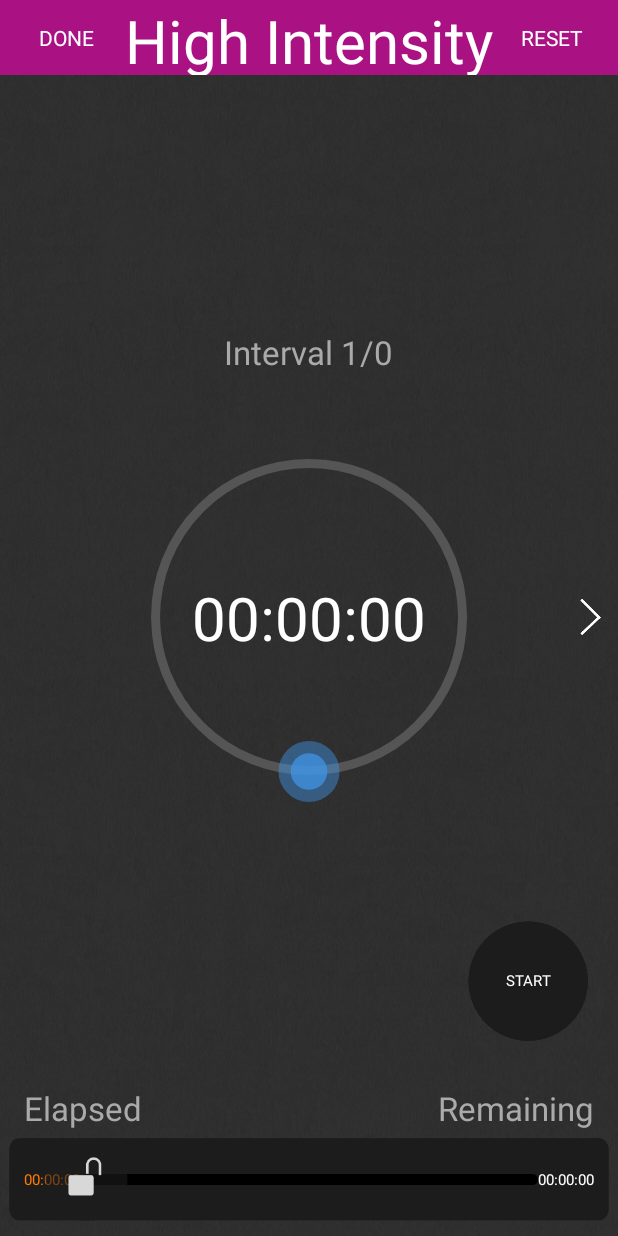
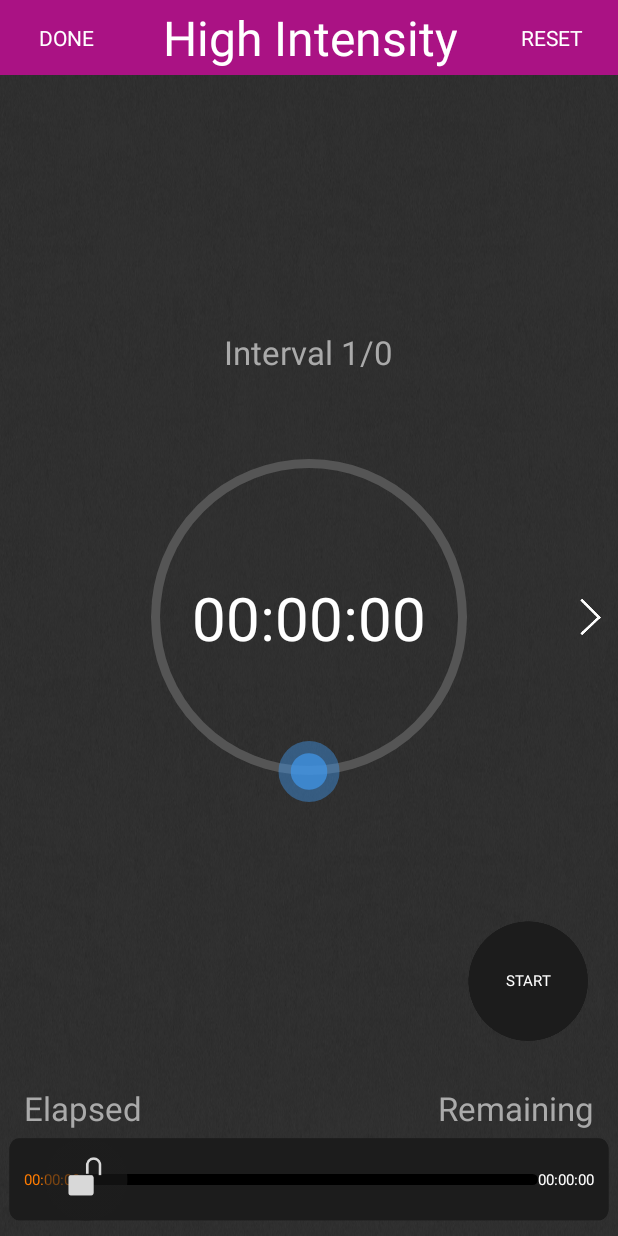
Before and after one commit to buihuychien1998/TimeManagement, an Android app: the TimerActivity screen opened directly, with no data from a screen before it, on a phone screen of 412 x 824 dp. Run offline under Robolectric (Android 15) with nearby library versions, the phone set to English and light mode, and no system bars; 16 statements that could not run were skipped.

Commit message:
update icon app

```diff
--- a/app/src/main/AndroidManifest.xml
+++ b/app/src/main/AndroidManifest.xml
@@ -9,9 +9,9 @@
         android:allowBackup="true"
         android:dataExtractionRules="@xml/data_extraction_rules"
         android:fullBackupContent="@xml/backup_rules"
-        android:icon="@drawable/logo"
+        android:icon="@drawable/icon_app"
         android:label="@string/app_name"
-        android:roundIcon="@drawable/logo"
+        android:roundIcon="@drawable/icon_app"
         android:supportsRtl="true"
         android:theme="@style/Theme.TimeManagement"
         tools:targetApi="31">
--- a/app/src/main/res/layout/activity_timer.xml
+++ b/app/src/main/res/layout/activity_timer.xml
@@ -32,13 +32,15 @@
             android:singleLine="true"
             android:ellipsize="end"
             android:gravity="center"
+            android:layout_marginStart="20dp"
+            android:layout_marginEnd="20dp"
             android:text="@string/high_intensity"
             app:layout_constraintTop_toTopOf="parent"
             app:layout_constraintBottom_toBottomOf="parent"
             app:layout_constraintRight_toLeftOf="@+id/btnReset"
             app:layout_constraintLeft_toRightOf="@+id/btnDone"
             android:textColor="#FFFFFF"
-            android:textSize="@dimen/timer_title_text" />
+            android:textSize="32sp" />
 
         <Button
             android:id="@+id/btnReset"
```
Also changed, not shown: app/src/main/res/drawable/icon_app.png (added).
